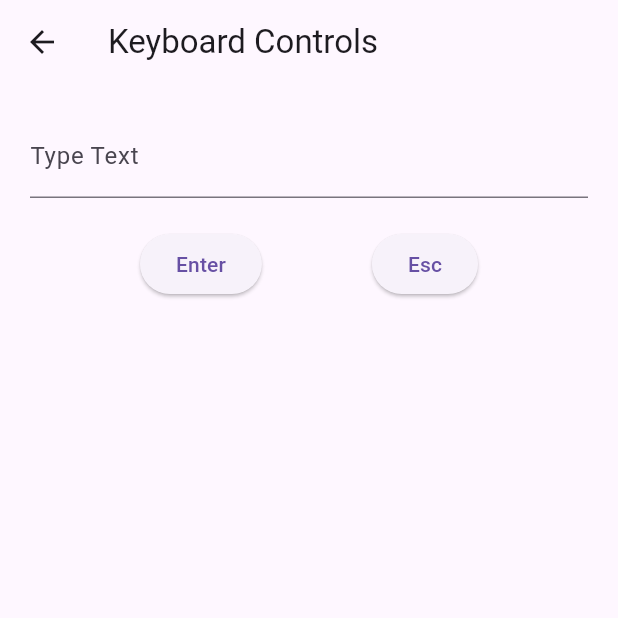
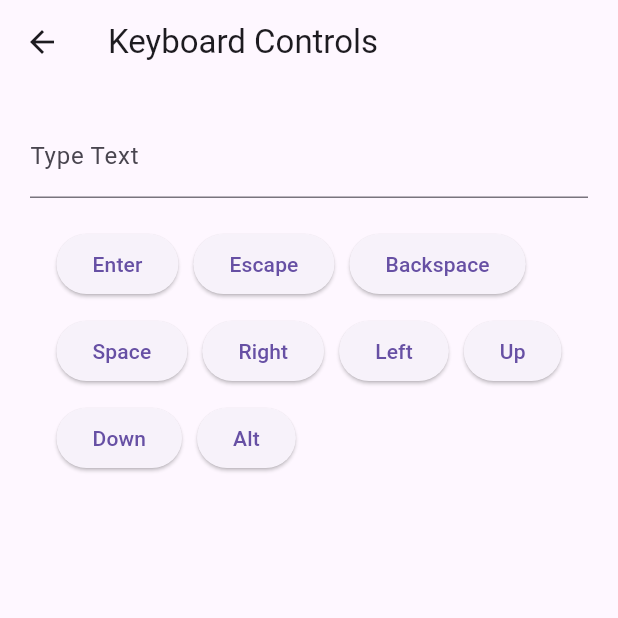
Before and after one commit to slyeet03/Linkee, a Flutter app: the KeyboardControlScreen screen opened by its route, after a tap on "Enter", on a phone screen of 412 x 824 dp, the top half of it. Run offline on Flutter 3.47's test engine with Material 3 defaults, Android fonts, the phone set to English and light mode, and no system bars; network calls fail.

```diff
--- a/client/lib/main.dart
+++ b/client/lib/main.dart
@@ -1,3 +1,4 @@
+import 'dart:convert';
 import 'package:flutter/material.dart';
 import 'package:http/http.dart' as http;
 
@@ -24,7 +25,7 @@ class RemoteApp extends StatelessWidget {
   }
 }
 
-const String serverIp = "http://192.168.0.114:3000"; // your server IP + port
+const String serverIp = "http://192.168.0.114:8000"; // your server IP + port
 
 // Main menu screen
 class MainMenuScreen extends StatelessWidget {
@@ -71,9 +72,14 @@ class _MouseControlScreenState extends State<MouseControlScreen> {
 
   Future<void> moveMouseAbsolute(int x, int y) async {
     try {
-      await http.post(Uri.parse('$serverIp/mouse/move'),
+      final response = await http.post(
+        Uri.parse('$serverIp/mouse/move'),
         headers: {'Content-Type': 'application/json'},
-          body: '{"x": $x, "y": $y}');
+        body: jsonEncode({'x': x, 'y': y}),
+      );
+      if (response.statusCode != 200) {
+        debugPrint('Mouse move failed: ${response.body}');
+      }
     } catch (e) {
       debugPrint('Mouse move error: $e');
     }
@@ -81,9 +87,14 @@ class _MouseControlScreenState extends State<MouseControlScreen> {
 
   Future<void> clickMouse(String button) async {
     try {
-      await http.post(Uri.parse('$serverIp/mouse/click'),
+      final response = await http.post(
+        Uri.parse('$serverIp/mouse/click'),
         headers: {'Content-Type': 'application/json'},
-          body: '{"button": "$button"}');
+        body: jsonEncode({'button': button}),
+      );
+      if (response.statusCode != 200) {
+        debugPrint('Mouse click failed: ${response.body}');
+      }
     } catch (e) {
       debugPrint('Mouse click error: $e');
     }
@@ -98,11 +109,13 @@ class _MouseControlScreenState extends State<MouseControlScreen> {
           Expanded(
             child: GestureDetector(
               onPanUpdate: (details) {
+                setState(() {
                   currentX += (details.delta.dx * 3).toInt();
                   currentY += (details.delta.dy * 3).toInt();
 
                   if (currentX < 0) currentX = 0;
                   if (currentY < 0) currentY = 0;
+                });
 
                 moveMouseAbsolute(currentX, currentY);
               },
@@ -152,9 +165,14 @@ class _KeyboardControlScreenState extends State<KeyboardControlScreen> {
   Future<void> typeText(String text) async {
     if (text.trim().isEmpty) return;
     try {
-      await http.post(Uri.parse('$serverIp/keyboard/type'),
+      final response = await http.post(
+        Uri.parse('$serverIp/keyboard/type'),
         headers: {'Content-Type': 'application/json'},
-          body: '{"text": "$text"}');
+        body: jsonEncode({'text': text}),
+      );
+      if (response.statusCode != 200) {
+        debugPrint('Type text failed: ${response.body}');
+      }
     } catch (e) {
       debugPrint('Type text error: $e');
     }
@@ -163,9 +181,14 @@ class _KeyboardControlScreenState extends State<KeyboardControlScreen> {
 
   Future<void> pressKey(String key) async {
     try {
-      await http.post(Uri.parse('$serverIp/keyboard/press'),
+      final response = await http.post(
+        Uri.parse('$serverIp/keyboard/press'),
         headers: {'Content-Type': 'application/json'},
-          body: '{"key": "$key"}');
+        body: jsonEncode({'key': key}),
+      );
+      if (response.statusCode != 200) {
+        debugPrint('Press key failed: ${response.body}');
+      }
     } catch (e) {
       debugPrint('Press key error: $e');
     }
@@ -191,17 +214,39 @@ class _KeyboardControlScreenState extends State<KeyboardControlScreen> {
               onSubmitted: typeText,
             ),
             const SizedBox(height: 20),
-            Row(
-              mainAxisAlignment: MainAxisAlignment.spaceEvenly,
+            Wrap(
+              spacing: 10,
+              runSpacing: 10,
               children: [
                 ElevatedButton(
                     onPressed: () => pressKey("Enter"),
                     child: const Text("Enter")),
                 ElevatedButton(
                     onPressed: () => pressKey("Escape"),
-                    child: const Text("Esc")),
+                    child: const Text("Escape")),
+                ElevatedButton(
+                    onPressed: () => pressKey("Backspace"),
+                    child: const Text("Backspace")),
+                ElevatedButton(
+                    onPressed: () => pressKey("Space"),
+                    child: const Text("Space")),
+                ElevatedButton(
+                    onPressed: () => pressKey("Right"),
+                    child: const Text("Right")),
+                ElevatedButton(
+                    onPressed: () => pressKey("Left"),
+                    child: const Text("Left")),
+                ElevatedButton(
+                    onPressed: () => pressKey("Up"),
+                    child: const Text("Up")),
+                ElevatedButton(
+                    onPressed: () => pressKey("Down"),
+                    child: const Text("Down")),
+                ElevatedButton(
+                    onPressed: () => pressKey("Alt"),
+                    child: const Text("Alt")),
               ],
-            )
+            ),
           ],
         ),
       ),
@@ -215,9 +260,14 @@ class MediaControlScreen extends StatelessWidget {
 
   Future<void> mediaControl(String action) async {
     try {
-      await http.post(Uri.parse('$serverIp/media/control'),
+      final response = await http.post(
+        Uri.parse('$serverIp/media/control'),
         headers: {'Content-Type': 'application/json'},
-          body: '{"action": "$action"}');
+        body: jsonEncode({'action': action}),
+      );
+      if (response.statusCode != 200) {
+        debugPrint('Media control failed: ${response.body}');
+      }
     } catch (e) {
       debugPrint('Media control error: $e');
     }
@@ -233,12 +283,14 @@ class MediaControlScreen extends StatelessWidget {
           mainAxisAlignment: MainAxisAlignment.spaceEvenly,
           children: [
             ElevatedButton(
-                onPressed: () => mediaControl("prev"), child: const Text("Prev")),
+                onPressed: () => mediaControl("prev"),
+                child: const Text("Prev")),
             ElevatedButton(
                 onPressed: () => mediaControl("playpause"),
                 child: const Text("Play/Pause")),
             ElevatedButton(
-                onPressed: () => mediaControl("next"), child: const Text("Next")),
+                onPressed: () => mediaControl("next"),
+                child: const Text("Next")),
           ],
         ),
       ),
@@ -252,9 +304,14 @@ class VolumeControlScreen extends StatelessWidget {
 
   Future<void> volumeControl(String action) async {
     try {
-      await http.post(Uri.parse('$serverIp/volume/control'),
+      final response = await http.post(
+        Uri.parse('$serverIp/volume/control'),
         headers: {'Content-Type': 'application/json'},
-          body: '{"action": "$action"}');
+        body: jsonEncode({'action': action}),
+      );
+      if (response.statusCode != 200) {
+        debugPrint('Volume control failed: ${response.body}');
+      }
     } catch (e) {
       debugPrint('Volume control error: $e');
     }
```
Also changed, not shown: 2 other files. Lines whose indentation alone changed are shown as unchanged.
